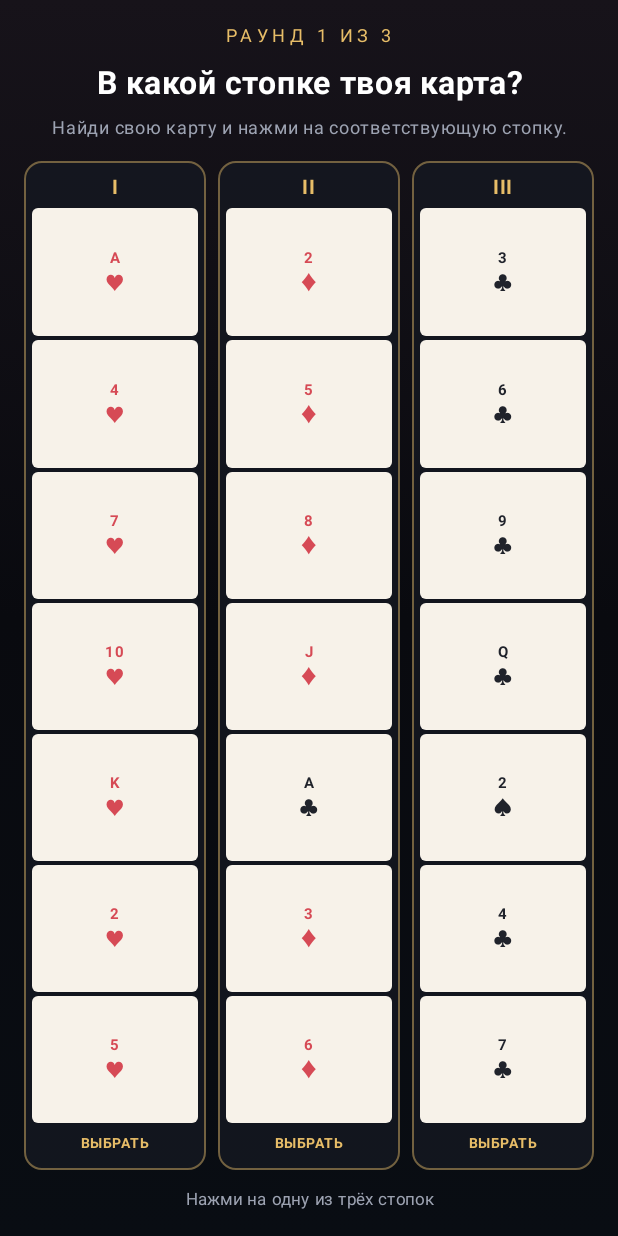
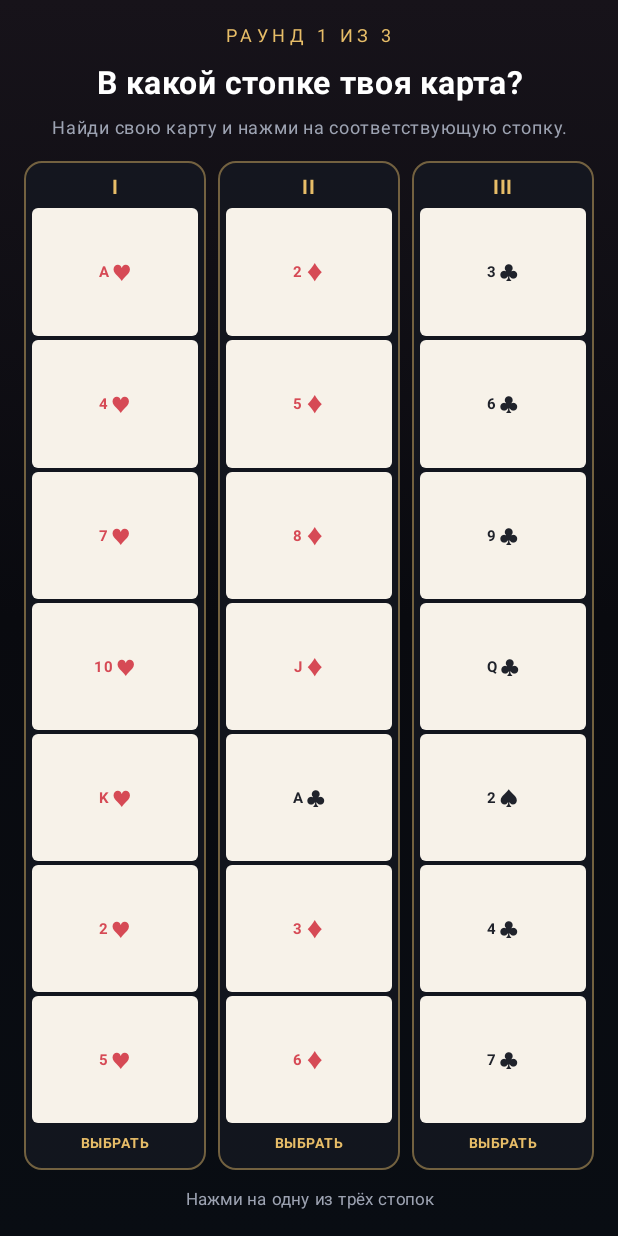
Before and after one commit to Nurullokhons/fokusnik, an Android app built with Jetpack Compose: the screen it shows after launch (MainActivity), after a tap on "Я ЗАПОМНИЛ КАРТУ", on a phone screen of 412 x 824 dp. Run offline under Robolectric (Android 15) with nearby library versions, the phone set to English and light mode, and no system bars; 1 other tap on this screen came first.

Commit message:
Keep card suits beside ranks in landscape pile rounds

```diff
--- a/app/src/main/java/com/fokusnik/MainActivity.kt
+++ b/app/src/main/java/com/fokusnik/MainActivity.kt
@@ -259,7 +259,9 @@ private fun PilesScreen(
     interactionLocked: Boolean,
     onChoose: (Int) -> Unit
 ) {
-    Column(Modifier.fillMaxSize().padding(horizontal = 16.dp, vertical = 12.dp)) {
+    BoxWithConstraints(Modifier.fillMaxSize()) {
+        val landscape = maxWidth > maxHeight
+        Column(Modifier.fillMaxSize().padding(horizontal = 16.dp, vertical = 12.dp)) {
         Text("РАУНД $round ИЗ 3", color = Gold, fontSize = 12.sp, letterSpacing = 3.sp, modifier = Modifier.align(Alignment.CenterHorizontally))
         Spacer(Modifier.height(7.dp))
         Text("В какой стопке твоя карта?", color = Color.White, fontSize = 21.sp, fontWeight = FontWeight.Bold, textAlign = TextAlign.Center, modifier = Modifier.fillMaxWidth())
@@ -285,7 +287,7 @@ private fun PilesScreen(
                     verticalArrangement = Arrangement.SpaceEvenly
                 ) {
                     Text(listOf("I", "II", "III")[pileIndex], color = Gold, fontSize = 13.sp, fontWeight = FontWeight.Bold)
-                    cards.forEach { MiniCard(it) }
+                    cards.forEach { MiniCard(it, landscape) }
                     Text(if (isSelected) "ВЫБРАНА ✓" else "ВЫБРАТЬ", color = Gold, fontSize = 9.sp, fontWeight = FontWeight.Bold, letterSpacing = 1.sp)
                 }
             }
@@ -296,6 +298,7 @@ private fun PilesScreen(
             color = if (selectedPile != null) Gold else Muted,
             fontSize = 11.sp, textAlign = TextAlign.Center, modifier = Modifier.fillMaxWidth()
         )
+        }
     }
 }
 
@@ -320,16 +323,17 @@ private fun RoundAnnouncement(round: Int) {
 }
 
 @Composable
-private fun ColumnScope.MiniCard(card: PlayingCard) {
+private fun ColumnScope.MiniCard(card: PlayingCard, landscape: Boolean) {
     val ink = if (card.suit.red) Color(0xFFD64A55) else Color(0xFF20232B)
-    Column(
+    Row(
         Modifier.weight(1f).fillMaxWidth().padding(vertical = 1.dp)
-            .background(Color(0xFFF7F2E9), RoundedCornerShape(4.dp)).padding(2.dp),
-        horizontalAlignment = Alignment.CenterHorizontally,
-        verticalArrangement = Arrangement.Center
+            .background(Color(0xFFF7F2E9), RoundedCornerShape(4.dp)).padding(horizontal = 3.dp, vertical = 1.dp),
+        horizontalArrangement = Arrangement.Center,
+        verticalAlignment = Alignment.CenterVertically
     ) {
-        Text(card.rank, color = ink, fontSize = 10.sp, fontWeight = FontWeight.Bold, lineHeight = 10.sp)
-        Text(card.suit.symbol, color = ink, fontSize = 13.sp, lineHeight = 13.sp)
+        Text(card.rank, color = ink, fontSize = if (landscape) 11.sp else 10.sp, fontWeight = FontWeight.Bold, lineHeight = 12.sp)
+        Spacer(Modifier.width(if (landscape) 3.dp else 1.dp))
+        Text(card.suit.symbol, color = ink, fontSize = if (landscape) 12.sp else 13.sp, lineHeight = 13.sp)
     }
 }
 
```
